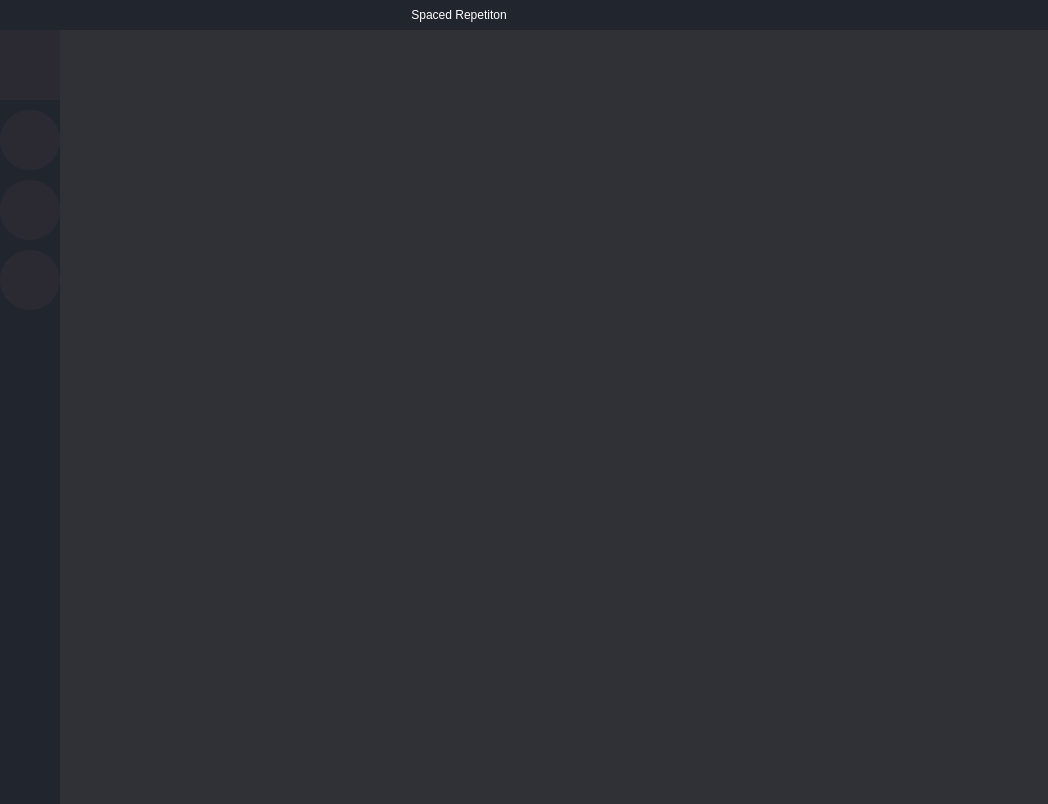
The window that ui/main.ui (DenisPald/spaced-repetition) describes before a commit, drawn with Qt 5.
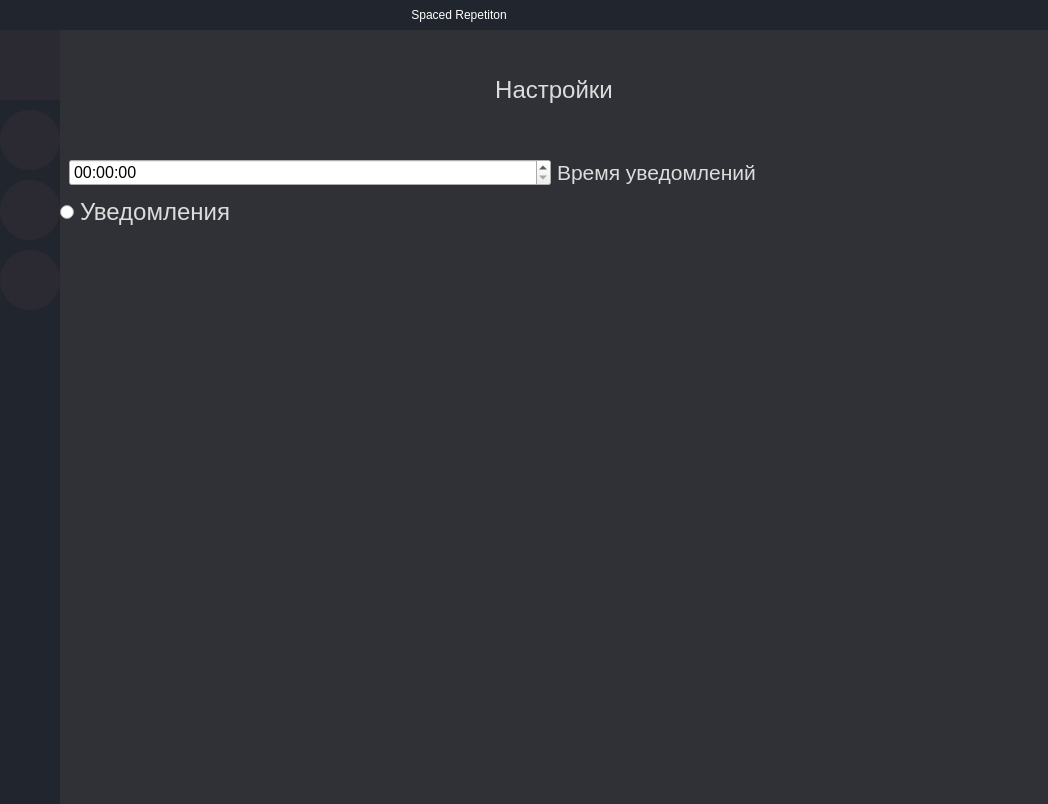
The same window after the commit. The open tabs and pages were chosen to show the change. Icons and pictures are not drawn.

The edit to the form file:
```diff
--- a/ui/main.ui
+++ b/ui/main.ui
@@ -858,7 +858,7 @@
                  <item>
                   <widget class="QFrame" name="time_settings">
                    <property name="sizePolicy">
-                    <sizepolicy hsizetype="Preferred" vsizetype="Preferred">
+                    <sizepolicy hsizetype="Preferred" vsizetype="Minimum">
                      <horstretch>0</horstretch>
                      <verstretch>0</verstretch>
                     </sizepolicy>
@@ -878,6 +878,190 @@
                    <property name="frameShadow">
                     <enum>QFrame::Raised</enum>
                    </property>
+                   <layout class="QHBoxLayout" name="horizontalLayout_6">
+                    <property name="spacing">
+                     <number>0</number>
+                    </property>
+                    <property name="leftMargin">
+                     <number>0</number>
+                    </property>
+                    <property name="topMargin">
+                     <number>0</number>
+                    </property>
+                    <property name="rightMargin">
+                     <number>0</number>
+                    </property>
+                    <property name="bottomMargin">
+                     <number>0</number>
+                    </property>
+                    <item>
+                     <widget class="QLabel" name="label">
+                      <property name="font">
+                       <font>
+                        <family>Segoe UI</family>
+                        <pointsize>18</pointsize>
+                       </font>
+                      </property>
+                      <property name="styleSheet">
+                       <string notr="true">color: #DCDCDC;</string>
+                      </property>
+                      <property name="text">
+                       <string>Настройки</string>
+                      </property>
+                      <property name="alignment">
+                       <set>Qt::AlignCenter</set>
+                      </property>
+                     </widget>
+                    </item>
+                   </layout>
+                  </widget>
+                 </item>
+                 <item>
+                  <widget class="QFrame" name="frame_3">
+                   <property name="sizePolicy">
+                    <sizepolicy hsizetype="Preferred" vsizetype="Expanding">
+                     <horstretch>0</horstretch>
+                     <verstretch>0</verstretch>
+                    </sizepolicy>
+                   </property>
+                   <property name="frameShape">
+                    <enum>QFrame::NoFrame</enum>
+                   </property>
+                   <property name="frameShadow">
+                    <enum>QFrame::Raised</enum>
+                   </property>
+                   <layout class="QVBoxLayout" name="verticalLayout_11">
+                    <property name="spacing">
+                     <number>0</number>
+                    </property>
+                    <property name="leftMargin">
+                     <number>0</number>
+                    </property>
+                    <property name="topMargin">
+                     <number>0</number>
+                    </property>
+                    <property name="rightMargin">
+                     <number>0</number>
+                    </property>
+                    <property name="bottomMargin">
+                     <number>0</number>
+                    </property>
+                    <item>
+                     <widget class="QFrame" name="frame_5">
+                      <property name="frameShape">
+                       <enum>QFrame::NoFrame</enum>
+                      </property>
+                      <property name="frameShadow">
+                       <enum>QFrame::Raised</enum>
+                      </property>
+                      <layout class="QHBoxLayout" name="horizontalLayout_7">
+                       <item>
+                        <widget class="QTimeEdit" name="timeEdit">
+                         <property name="sizePolicy">
+                          <sizepolicy hsizetype="Preferred" vsizetype="Preferred">
+                           <horstretch>0</horstretch>
+                           <verstretch>0</verstretch>
+                          </sizepolicy>
+                         </property>
+                         <property name="font">
+                          <font>
+                           <family>Segoe UI</family>
+                           <pointsize>12</pointsize>
+                          </font>
+                         </property>
+                         <property name="styleSheet">
+                          <string notr="true"/>
+                         </property>
+                        </widget>
+                       </item>
+                       <item>
+                        <widget class="QLabel" name="label_2">
+                         <property name="font">
+                          <font>
+                           <family>Segoe UI</family>
+                           <pointsize>16</pointsize>
+                          </font>
+                         </property>
+                         <property name="styleSheet">
+                          <string notr="true">color: #DCDCDC;</string>
+                         </property>
+                         <property name="text">
+                          <string>Время уведомлений</string>
+                         </property>
+                         <property name="alignment">
+                          <set>Qt::AlignLeading|Qt::AlignLeft|Qt::AlignVCenter</set>
+                         </property>
+                        </widget>
+                       </item>
+                      </layout>
+                     </widget>
+                    </item>
+                    <item>
+                     <widget class="QFrame" name="frame_4">
+                      <property name="frameShape">
+                       <enum>QFrame::NoFrame</enum>
+                      </property>
+                      <property name="frameShadow">
+                       <enum>QFrame::Raised</enum>
+                      </property>
+                      <layout class="QHBoxLayout" name="horizontalLayout_8">
+                       <property name="spacing">
+                        <number>0</number>
+                       </property>
+                       <property name="leftMargin">
+                        <number>0</number>
+                       </property>
+                       <property name="topMargin">
+                        <number>0</number>
+                       </property>
+                       <property name="rightMargin">
+                        <number>0</number>
+                       </property>
+                       <property name="bottomMargin">
+                        <number>0</number>
+                       </property>
+                       <item>
+                        <widget class="QRadioButton" name="radioButton">
+                         <property name="sizePolicy">
+                          <sizepolicy hsizetype="Preferred" vsizetype="Preferred">
+                           <horstretch>0</horstretch>
+                           <verstretch>0</verstretch>
+                          </sizepolicy>
+                         </property>
+                         <property name="font">
+                          <font>
+                           <family>Segoe UI</family>
+                           <pointsize>18</pointsize>
+                          </font>
+                         </property>
+                         <property name="styleSheet">
+                          <string notr="true">color: #DCDCDC;</string>
+                         </property>
+                         <property name="text">
+                          <string>Уведомления</string>
+                         </property>
+                        </widget>
+                       </item>
+                      </layout>
+                     </widget>
+                    </item>
+                    <item>
+                     <widget class="QFrame" name="frame_6">
+                      <property name="sizePolicy">
+                       <sizepolicy hsizetype="Preferred" vsizetype="Expanding">
+                        <horstretch>0</horstretch>
+                        <verstretch>0</verstretch>
+                       </sizepolicy>
+                      </property>
+                      <property name="frameShape">
+                       <enum>QFrame::NoFrame</enum>
+                      </property>
+                      <property name="frameShadow">
+                       <enum>QFrame::Raised</enum>
+                      </property>
+                     </widget>
+                    </item>
+                   </layout>
                   </widget>
                  </item>
                 </layout>
```
Left out of the diff: 2 changed lines with no effect on the pictures.
